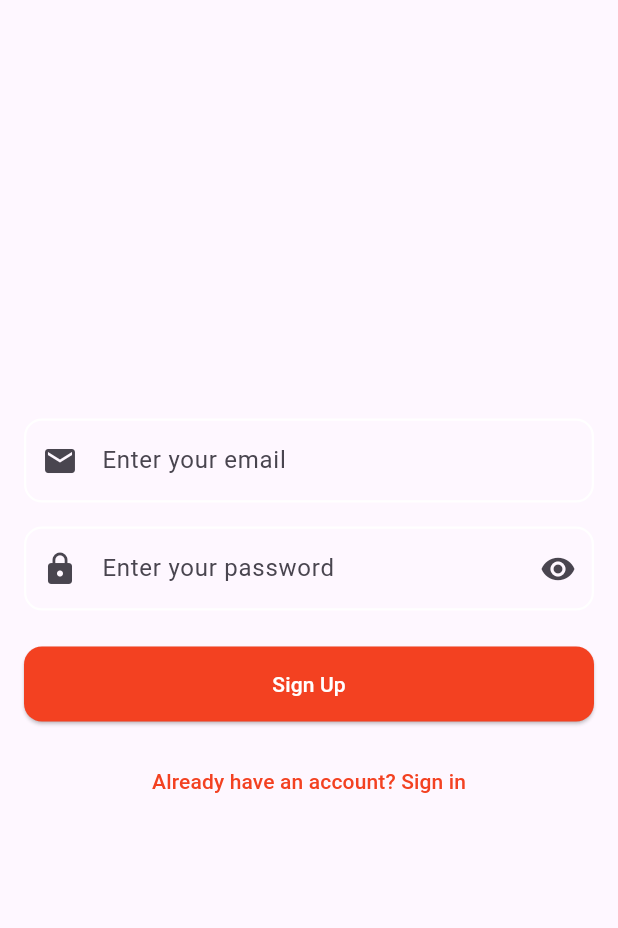
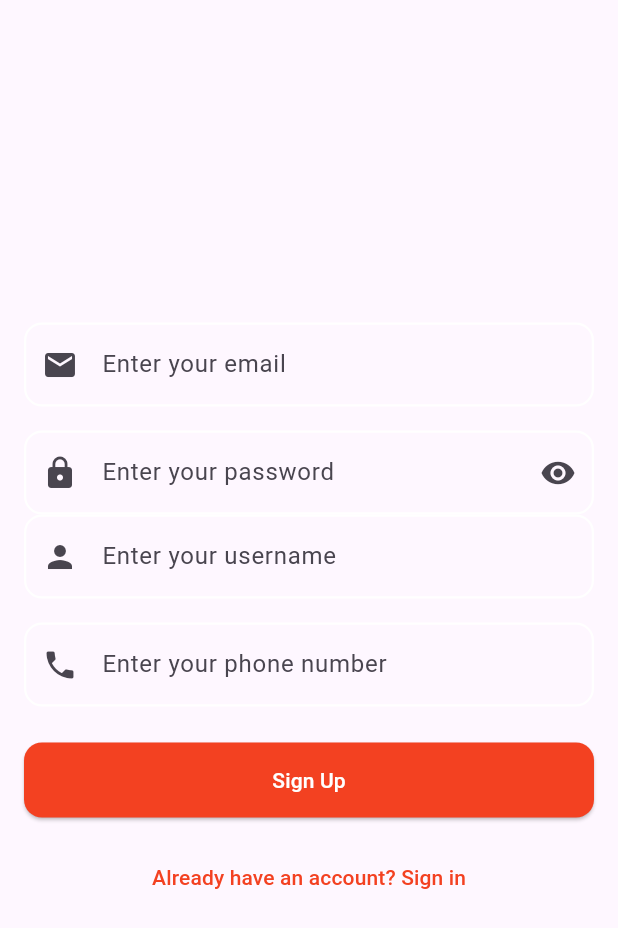
Before and after one commit to KALU56/friday_code_night, a Flutter app: the Siginup screen opened directly, on a phone screen of 412 x 824 dp. Shown: the top 928 px of the screen. Run offline on Flutter 3.47's test engine with Material 3 defaults, Android fonts, the light colour scheme and no system bars; our stand-ins replace cloud_firestore, firebase_auth, firebase_core, shared_preferences; accounts and stored records are empty.

Commit message:
add user anme and phone

```diff
--- a/todo/lib/models/auth.dart
+++ b/todo/lib/models/auth.dart
@@ -1,27 +1,31 @@
 class UserEmailModel {
   final String? id;
   final String email;
+  final String userName;
+  final String phone;
 
 
-  UserEmailModel({
-    this.id,
-    required this.email,
-
+  UserEmailModel({this.id, required this.email,
+    this.userName = '',
+    this.phone = '',
   });
 
-
   Map<String, dynamic> toJson() {
-    return {
-      'email': email,
-
+    return {'email': email,
+            'userName': userName,
+            'phone': phone,
            };
   }
 
-  factory UserEmailModel.fromJson(Map<String, dynamic> json, String documentId) {
+factory UserEmailModel.fromJson(
+  Map<String, dynamic> json,
+  String documentId,
+) {
   return UserEmailModel(
     id: documentId,
     email: json['email'] as String,
-
+    userName: json['userName'] ?? '',
+    phone: json['phone'] ?? '',
   );
 }
 }
--- a/todo/lib/screens/siginup.dart
+++ b/todo/lib/screens/siginup.dart
@@ -1,8 +1,7 @@
-import 'package:cloud_firestore/cloud_firestore.dart';
-import 'package:firebase_auth/firebase_auth.dart';
+
 import 'package:flutter/material.dart';
 import 'package:todo/data/auth_data.dart';
-import 'package:todo/models/auth.dart';
+
 import 'package:todo/screens/home.dart';
 import 'package:todo/screens/siginin.dart';
 
@@ -18,6 +17,8 @@ class _SiginupState extends State<Siginup> {
   bool _obscurePassword = true;
   final TextEditingController _emailController = TextEditingController();
   final TextEditingController _passwordController = TextEditingController();
+    final TextEditingController _userName = TextEditingController();
+  final TextEditingController _phone = TextEditingController();
 
   Future<void> signUp() async {
     final email = _emailController.text.trim();
@@ -96,6 +97,31 @@ class _SiginupState extends State<Siginup> {
                     ),
                   ),
                 ),
+                TextField(
+                  controller: _userName,
+                  decoration: InputDecoration(
+                    hintText: 'Enter your username',
+                    prefixIcon: const Icon(Icons.person),
+                    enabledBorder: OutlineInputBorder(
+                      borderRadius: BorderRadius.circular(12),
+                      borderSide:
+                          const BorderSide(color: Colors.white, width: 1.5),
+                    ),
+                  ),
+                ),
+                const SizedBox(height: 16),
+                TextField(
+                  controller: _phone,
+                  decoration: InputDecoration(
+                    hintText: 'Enter your phone number',
+                    prefixIcon: const Icon(Icons.phone),
+                    enabledBorder: OutlineInputBorder(
+                      borderRadius: BorderRadius.circular(12),
+                      borderSide:
+                          const BorderSide(color: Colors.white, width: 1.5),
+                    ),
+                  ),
+                ),
                 const SizedBox(height: 24),
                 ElevatedButton(
                   onPressed: signUp,
```
Also changed, not shown: todo/lib/data/auth_data.dart (+25 -26 lines). Lines whose indentation alone changed are shown as unchanged.
